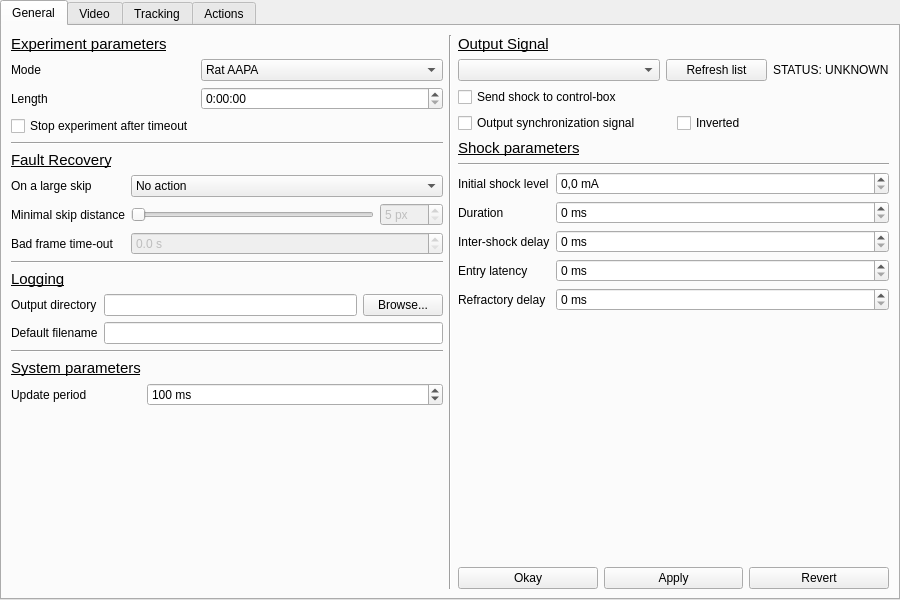
Above: gui/configwindow.ui from fgu-cas/kachna-tracker before the change. Below: the same form after it.
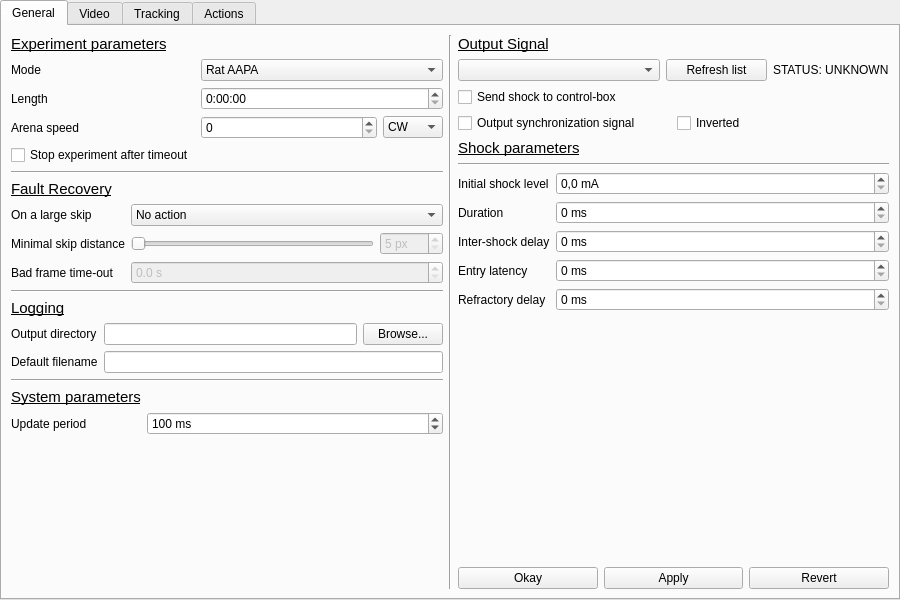
That is the form after the change. Icons and pictures are not drawn. Custom widgets are drawn as their Qt base class.

Commit message: add arena start to experiment start

Diff of the .ui file:
```diff
--- a/gui/configwindow.ui
+++ b/gui/configwindow.ui
@@ -83,7 +83,7 @@
           </property>
          </widget>
         </item>
-        <item row="3" column="0">
+        <item row="4" column="0">
          <widget class="QCheckBox" name="timeoutStopBox">
           <property name="text">
            <string>Stop experiment after timeout</string>
@@ -111,6 +111,38 @@
           </item>
          </widget>
         </item>
+        <item row="3" column="0">
+         <widget class="QLabel" name="label_57">
+          <property name="text">
+           <string>Arena speed</string>
+          </property>
+         </widget>
+        </item>
+        <item row="3" column="1">
+         <layout class="QHBoxLayout" name="horizontalLayout_13" stretch="1,0">
+          <item>
+           <widget class="QSpinBox" name="arenaSpinbox">
+            <property name="maximum">
+             <number>255</number>
+            </property>
+           </widget>
+          </item>
+          <item>
+           <widget class="QComboBox" name="arenaDirectionCombobox">
+            <item>
+             <property name="text">
+              <string>CW</string>
+             </property>
+            </item>
+            <item>
+             <property name="text">
+              <string>CCW</string>
+             </property>
+            </item>
+           </widget>
+          </item>
+         </layout>
+        </item>
        </layout>
       </item>
       <item>
@@ -260,7 +292,7 @@
          </widget>
         </item>
         <item row="1" column="1">
-         <layout class="QHBoxLayout" name="horizontalLayout_7">
+         <layout class="QHBoxLayout" name="horizontalLayout_7" stretch="0,0">
           <item>
            <widget class="QLineEdit" name="directoryEdit">
             <property name="readOnly">
```
The commit also changes 3 other files.
